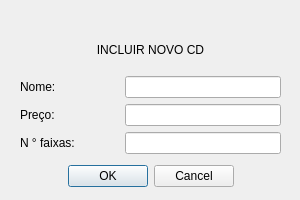
Above: incluircd.ui from ErikaFernanda/Loja before the change. Below: the same form after it.
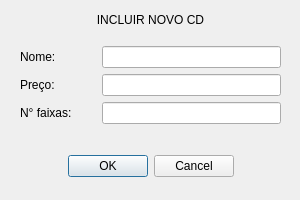
That is the form after the change.

Commit message: Ajustando interface

Patch:
```diff
--- a/incluircd.ui
+++ b/incluircd.ui
@@ -17,7 +17,7 @@
    <property name="geometry">
     <rect>
      <x>0</x>
-     <y>160</y>
+     <y>150</y>
      <width>301</width>
      <height>32</height>
     </rect>
@@ -36,7 +36,7 @@
    <property name="geometry">
     <rect>
      <x>0</x>
-     <y>40</y>
+     <y>10</y>
      <width>301</width>
      <height>20</height>
     </rect>
@@ -52,7 +52,7 @@
    <property name="geometry">
     <rect>
      <x>20</x>
-     <y>70</y>
+     <y>40</y>
      <width>261</width>
      <height>92</height>
     </rect>
@@ -62,7 +62,7 @@
      <number>0</number>
     </property>
     <property name="horizontalSpacing">
-     <number>50</number>
+     <number>30</number>
     </property>
     <property name="verticalSpacing">
      <number>0</number>
@@ -80,7 +80,7 @@
     <item row="2" column="0">
      <widget class="QLabel" name="label_3">
       <property name="text">
-       <string>N ° faixas:</string>
+       <string>N° faixas:</string>
       </property>
      </widget>
     </item>
```
The commit also changes 3 other files.
